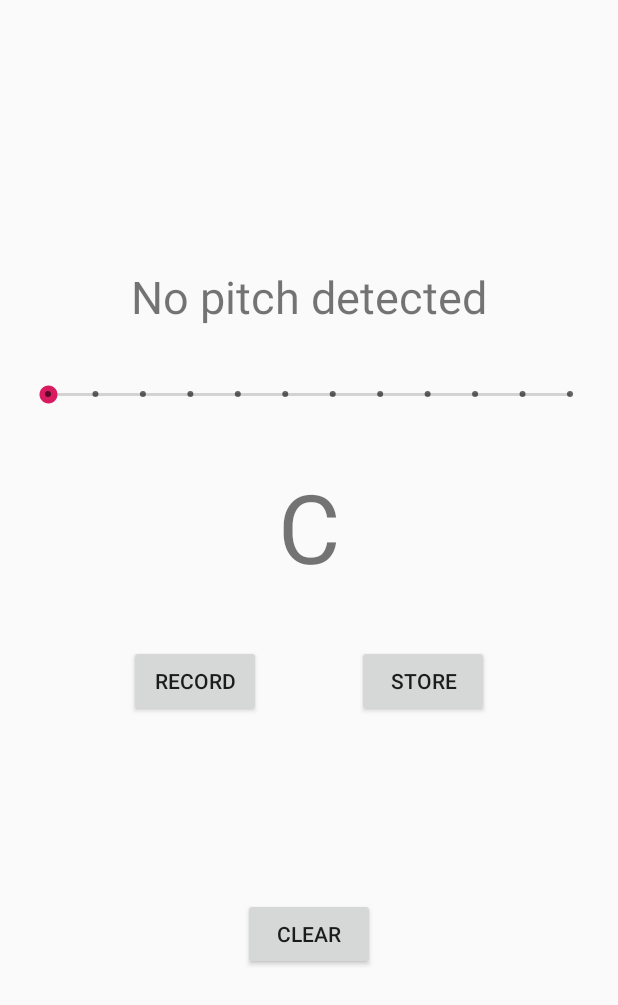
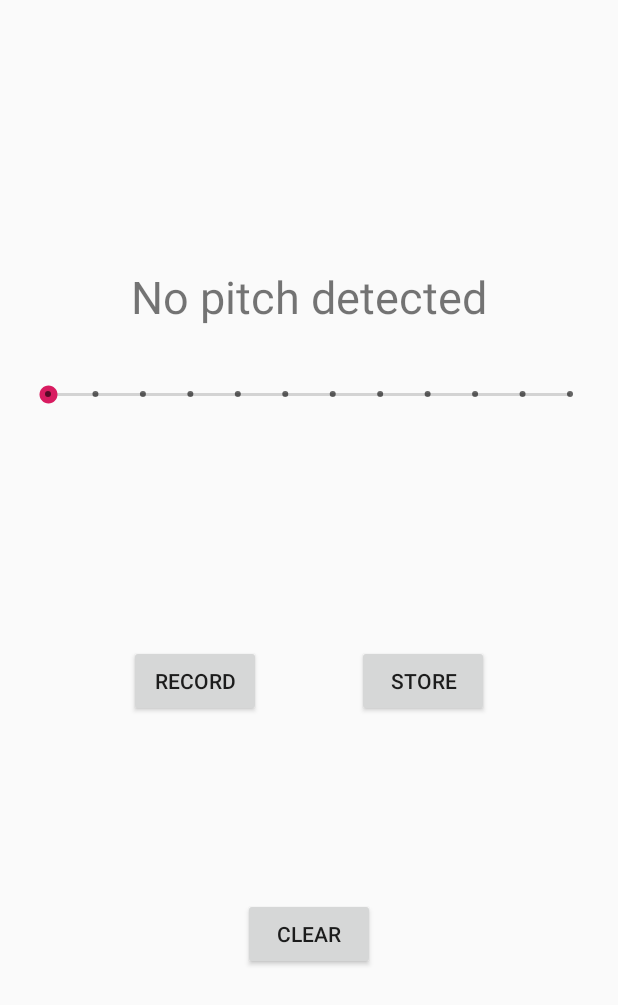
Before and after one commit to cs-4518/fp, an Android app: the screen it shows after launch (MainActivity), on a phone screen of 412 x 824 dp. Shown: the top 1005 px of the screen. Run offline under Robolectric (Android 15) with nearby library versions, the phone set to English and light mode, and no system bars; 2 statements that could not run were skipped.

Commit message:
Minor changes

```diff
--- a/app/src/main/AndroidManifest.xml
+++ b/app/src/main/AndroidManifest.xml
@@ -11,7 +11,7 @@
         android:supportsRtl="true"
         android:theme="@style/AppTheme"
         android:usesCleartextTraffic="true"
-        tools:ignore="GoogleAppIndexingWarning"
+        tools:ignore="AllowBackup,GoogleAppIndexingWarning"
         tools:targetApi="m">
 
         <activity android:name=".MainActivity">
--- a/app/src/main/res/layout/activity_main.xml
+++ b/app/src/main/res/layout/activity_main.xml
@@ -32,7 +32,6 @@
         android:id="@+id/noteText"
         android:layout_width="wrap_content"
         android:layout_height="wrap_content"
-        android:text="@string/default_note"
         android:textAlignment="center"
         android:textSize="64sp" />
 
--- a/app/src/main/res/values/strings.xml
+++ b/app/src/main/res/values/strings.xml
@@ -1,5 +1,5 @@
 <resources>
-    <string name="app_name">Sym-Phone-ic</string>
+    <string name="app_name">SymPhoneic</string>
     <string name="default_message">No pitch detected</string>
     <string name="default_note">C</string>
     <string name="store">Store</string>
```
